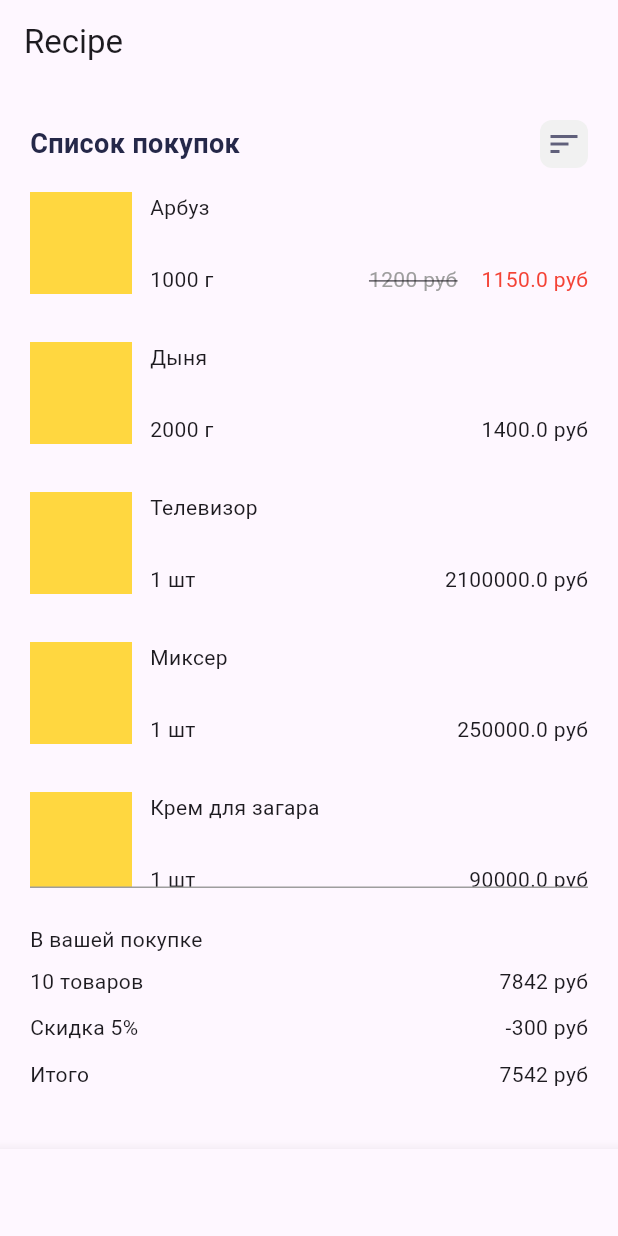
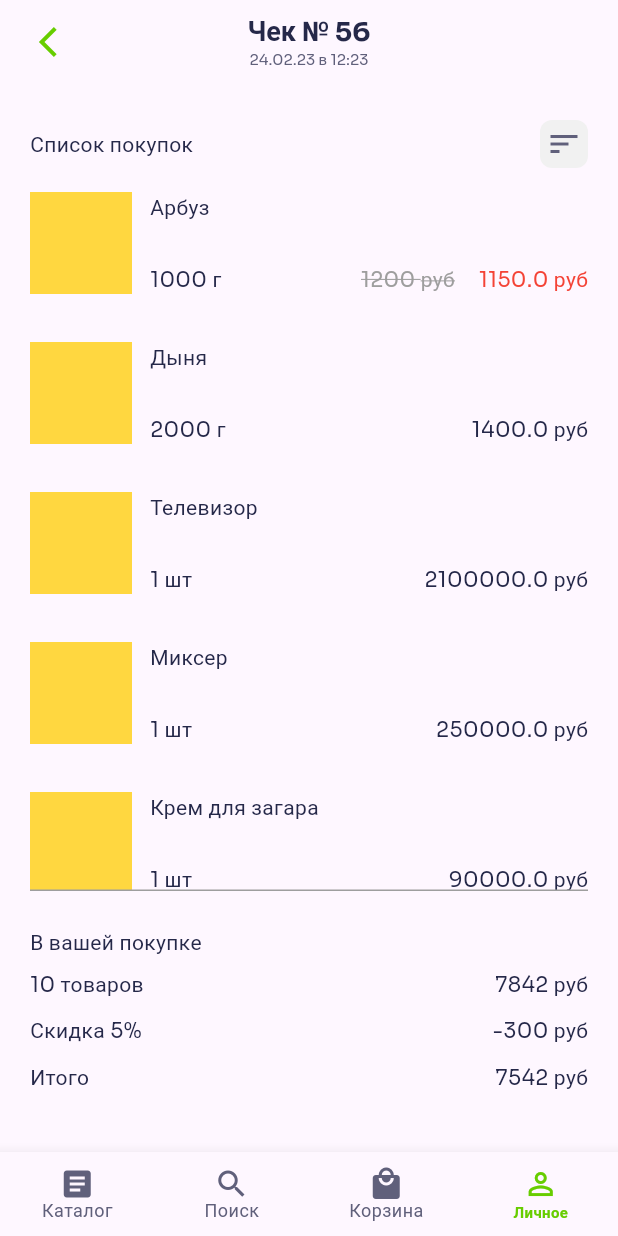
Before and after one commit to DeployChef/surf_flutter_x6_retail_group_app, a Flutter app: the screen it shows after launch, on a phone screen of 412 x 824 dp. Run offline on Flutter 3.47's test engine with Material 3 defaults, Android fonts, the phone set to English and light mode, and no system bars.

Commit message:
fonts, refactoring, themes, and bottom sheet

```diff
--- /dev/null
+++ b/lib/Ui/product_card.dart
@@ -0,0 +1,68 @@
+import 'package:flutter/material.dart';
+import 'package:surf_flutter_courses_template/Domain/Models/poroduct_entity.dart';
+
+class ProductCard extends StatelessWidget {
+  const ProductCard({
+    super.key,
+    required this.product,
+  });
+
+  final ProductEntity product;
+
+  @override
+  Widget build(BuildContext context) {
+    final amountName = product.amount is Grams ? "г" : "шт";
+
+    return Padding(
+      padding: const EdgeInsets.only(bottom: 32),
+      child: Row(
+        crossAxisAlignment: CrossAxisAlignment.start,
+        children: [
+          Container(
+            height: 68,
+            width: 68,
+            color: Colors.amberAccent,
+          ),
+          SizedBox(width: 12),
+          Expanded(
+            child: SizedBox(
+              height: 68,
+              child: Column(
+                crossAxisAlignment: CrossAxisAlignment.start,
+                mainAxisAlignment: MainAxisAlignment.spaceBetween,
+                children: [
+                  Text(product.title),
+                  Row(
+                    mainAxisAlignment: MainAxisAlignment.spaceBetween,
+                    children: [
+                      Text('${product.amount.value} $amountName'),
+                      Row(
+                        children: [
+                          if (product.sale > 0)
+                            Text(
+                              '${product.price} руб',
+                              style: TextStyle(decoration: TextDecoration.lineThrough, color: Colors.grey),
+                            ),
+                          SizedBox(width: 16),
+                          if (product.sale > 0)
+                            Text(
+                              '${product.price - product.sale} руб',
+                              style: TextStyle(color: Colors.red),
+                            )
+                          else
+                            Text(
+                              '${product.price - product.sale} руб',
+                            ),
+                        ],
+                      ),
+                    ],
+                  )
+                ],
+              ),
+            ),
+          )
+        ],
+      ),
+    );
+  }
+}
--- a/lib/Ui/recipe_screen.dart
+++ b/lib/Ui/recipe_screen.dart
@@ -1,6 +1,9 @@
+import 'dart:developer';
+
 import 'package:flutter/material.dart';
 import 'package:surf_flutter_courses_template/Domain/Interfaces/product_service.dart';
 import 'package:surf_flutter_courses_template/Domain/Models/poroduct_entity.dart';
+import 'package:surf_flutter_courses_template/Ui/product_card.dart';
 
 class RecipeScreen extends StatelessWidget {
   final ProductService _service;
@@ -10,9 +13,33 @@ class RecipeScreen extends StatelessWidget {
   @override
   Widget build(BuildContext context) {
     final products = _service.getProducts();
+
+    final theme = Theme.of(context);
+
     return Scaffold(
       appBar: AppBar(
-        title: Text("Recipe"),
+        centerTitle: true,
+        title: Column(
+          children: [
+            Text("Чек № 56"),
+            Text(
+              "24.02.23 в 12:23",
+              style: theme.appBarTheme.titleTextStyle!.copyWith(
+                fontSize: 10,
+                fontWeight: FontWeight.w400,
+                color: Color(0xff60607B),
+              ),
+            ),
+          ],
+        ),
+        leading: Padding(
+          padding: const EdgeInsets.only(left: 20.0),
+          child: Icon(
+            Icons.arrow_back_ios,
+            size: 24,
+            color: Color(0xFF67CD00),
+          ),
+        ),
       ),
       body: Padding(
         padding: const EdgeInsets.fromLTRB(20, 24, 20, 40),
@@ -23,10 +50,16 @@ class RecipeScreen extends StatelessWidget {
               children: [
                 Text(
                   "Список покупок",
-                  style: TextStyle(fontSize: 18, fontWeight: FontWeight.w700, color: Color(0xFF252849)),
                 ),
                 ClipRRect(
                   borderRadius: BorderRadius.circular(8),
+                  child: InkWell(
+                    onTap: () {
+                      showModalBottomSheet(
+                        context: context,
+                        builder: (context) => Container(),
+                      );
+                    },
                     child: Container(
                       height: 32,
                       width: 32,
@@ -36,6 +69,7 @@ class RecipeScreen extends StatelessWidget {
                           Icons.sort,
                           size: 24,
                           color: Color(0xFF60607B),
+                        ),
                       ),
                     ),
                   ),
@@ -83,80 +117,15 @@ class RecipeScreen extends StatelessWidget {
         ),
       ),
       bottomNavigationBar: BottomNavigationBar(
-        currentIndex: 0,
+        type: BottomNavigationBarType.fixed,
+        currentIndex: 3,
         items: [
-          BottomNavigationBarItem(icon: Icon(Icons.abc), label: "a"),
-          BottomNavigationBarItem(icon: Icon(Icons.baby_changing_station), label: "b"),
-          BottomNavigationBarItem(icon: Icon(Icons.cabin), label: "c"),
-          BottomNavigationBarItem(icon: Icon(Icons.dangerous), label: "d"),
+          BottomNavigationBarItem(icon: Icon(Icons.article), label: "Каталог"),
+          BottomNavigationBarItem(icon: Icon(Icons.search), label: "Поиск"),
+          BottomNavigationBarItem(icon: Icon(Icons.local_mall), label: "Корзина"),
+          BottomNavigationBarItem(icon: Icon(Icons.person_outline), label: "Личное"),
         ],
       ),
     );
   }
 }
-
-class ProductCard extends StatelessWidget {
-  const ProductCard({
-    super.key,
-    required this.product,
-  });
-
-  final ProductEntity product;
-
-  @override
-  Widget build(BuildContext context) {
-    final amountName = product.amount is Grams ? "г" : "шт";
-
-    return Padding(
-      padding: const EdgeInsets.only(bottom: 32),
-      child: Row(
-        crossAxisAlignment: CrossAxisAlignment.start,
-        children: [
-          Container(
-            height: 68,
-            width: 68,
-            color: Colors.amberAccent,
-          ),
-          SizedBox(width: 12),
-          Expanded(
-            child: SizedBox(
-              height: 68,
-              child: Column(
-                crossAxisAlignment: CrossAxisAlignment.start,
-                mainAxisAlignment: MainAxisAlignment.spaceBetween,
-                children: [
-                  Text(product.title),
-                  Row(
-                    mainAxisAlignment: MainAxisAlignment.spaceBetween,
-                    children: [
-                      Text('${product.amount.value} $amountName'),
-                      Row(
-                        children: [
-                          if (product.sale > 0)
-                            Text(
-                              '${product.price} руб',
-                              style: TextStyle(decoration: TextDecoration.lineThrough, color: Colors.grey),
-                            ),
-                          SizedBox(width: 16),
-                          if (product.sale > 0)
-                            Text(
-                              '${product.price - product.sale} руб',
-                              style: TextStyle(color: Colors.red),
-                            )
-                          else
-                            Text(
-                              '${product.price - product.sale} руб',
-                            ),
-                        ],
-                      ),
-                    ],
-                  )
-                ],
-              ),
-            ),
-          )
-        ],
-      ),
-    );
-  }
-}
--- a/lib/main.dart
+++ b/lib/main.dart
@@ -4,6 +4,7 @@ import 'package:surf_flutter_courses_template/DataAccess/mock_product_repository
 import 'package:surf_flutter_courses_template/Domain/Interfaces/product_service.dart';
 import 'package:surf_flutter_courses_template/Domain/product_service_impl.dart';
 import 'package:surf_flutter_courses_template/Ui/recipe_screen.dart';
+import 'package:surf_flutter_courses_template/themes.dart';
 
 void main() {
   runApp(const MainApp());
@@ -18,6 +19,9 @@ class MainApp extends StatelessWidget {
     ProductService service = ProductServiceImpl(repo);
 
     return MaterialApp(
+      theme: AppTheme.lightTheme,
+      darkTheme: AppTheme.darkTheme,
+      themeMode: ThemeMode.system,
       home: RecipeScreen(
         service: service,
       ),
--- /dev/null
+++ b/lib/themes.dart
@@ -0,0 +1,41 @@
+import 'package:flutter/material.dart';
+
+class AppTheme {
+  static ThemeData get lightTheme {
+    final base = ThemeData.light();
+
+    return base.copyWith(
+      textTheme: TextTheme(
+        bodyMedium: TextStyle(fontFamily: "Sora", color: Color(0xff252849)),
+        bodySmall: TextStyle(fontFamily: "Sora", color: Color(0xB5B5B5)),
+      ),
+      appBarTheme: AppBarTheme(
+        titleTextStyle: TextStyle(fontFamily: "Sora", color: Color(0xff252849), fontSize: 18, fontWeight: FontWeight.w700),
+      ),
+      bottomNavigationBarTheme: BottomNavigationBarThemeData(
+        selectedLabelStyle: TextStyle(fontFamily: "Sora", fontWeight: FontWeight.w600, fontSize: 10, color: Color(0xff60607B)),
+        selectedItemColor: Color(0xFF67CD00),
+        unselectedItemColor: Color(0xFF60607B),
+      ),
+    );
+  }
+
+  static ThemeData get darkTheme {
+    final base = ThemeData.dark();
+
+    return base.copyWith(
+      textTheme: TextTheme(
+        bodyMedium: TextStyle(fontFamily: "Sora", color: Color.fromARGB(255, 187, 191, 236)),
+        bodySmall: TextStyle(fontFamily: "Sora", color: Color.fromARGB(0, 236, 195, 195)),
+      ),
+      appBarTheme: AppBarTheme(
+        titleTextStyle: TextStyle(fontFamily: "Sora", color: Color.fromARGB(255, 178, 183, 241), fontSize: 18, fontWeight: FontWeight.w700),
+      ),
+      bottomNavigationBarTheme: BottomNavigationBarThemeData(
+        selectedLabelStyle: TextStyle(fontFamily: "Sora", fontWeight: FontWeight.w600, fontSize: 10, color: Color.fromARGB(255, 195, 195, 247)),
+        selectedItemColor: Color(0xFF67CD00),
+        unselectedItemColor: Color.fromARGB(255, 193, 193, 220),
+      ),
+    );
+  }
+}
```
Also changed, not shown: pubspec.yaml (+18 -0 lines), assets/fonts/Sora-Bold.ttf (added), assets/fonts/Sora-ExtraBold.ttf (added), assets/fonts/Sora-ExtraLight.ttf (added), assets/fonts/Sora-Light.ttf (added), assets/fonts/Sora-Medium.ttf (added), assets/fonts/Sora-Regular.ttf (added), assets/fonts/Sora-SemiBold.ttf (added), assets/fonts/Sora-Thin.ttf (added), pubspec.lock. Lines whose indentation alone changed are shown as unchanged.
